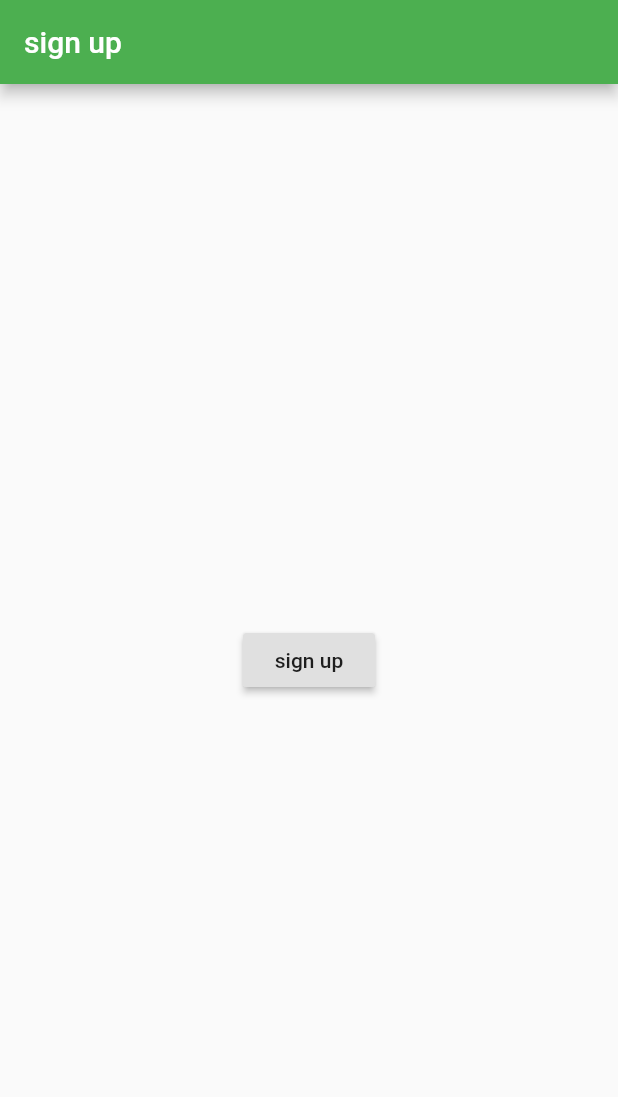
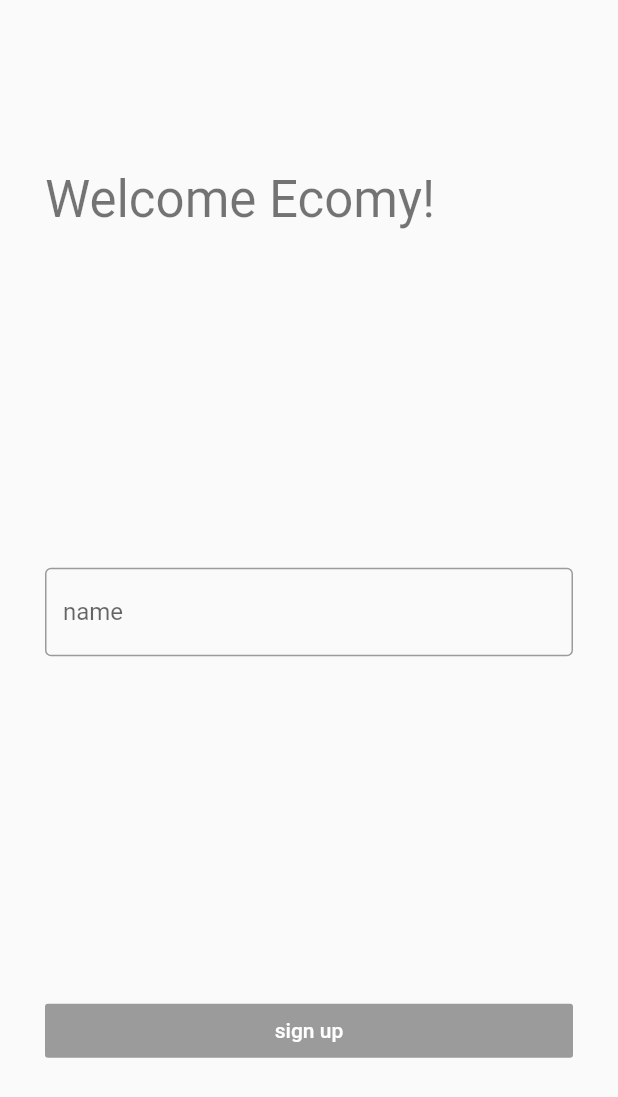
Before and after one commit to kmgk/flutter_hack_20, a Flutter app: the screen it shows after launch, on a phone screen of 412 x 824 dp. Shown: the top 1097 px of the screen. Run offline on Flutter 3.47's test engine with Material 2 defaults, Android fonts, the phone set to English and light mode, and no system bars; our stand-ins replace cloud_firestore, firebase_auth; accounts and stored records are empty.

Commit message:
signInPageの実装

```diff
--- a/lib/view/karma_timeline/karma_timeline_page.dart
+++ b/lib/view/karma_timeline/karma_timeline_page.dart
@@ -2,7 +2,6 @@ import 'package:flutter/material.dart';
 import 'package:flutter_hack20/common_widget/appbar.dart';
 import 'package:flutter_hack20/common_widget/post_card.dart';
 import 'package:flutter_hack20/model/karmaPost.dart';
-import 'package:flutter_hack20/model/user.dart';
 import 'package:provider/provider.dart';
 
 class KarmaTimelinePage extends StatelessWidget {
@@ -10,7 +9,10 @@ class KarmaTimelinePage extends StatelessWidget {
   @override
   Widget build(BuildContext context) {
     final List<KarmaPost> karmaPostList = Provider.of<List<KarmaPost>>(context);
-    final User user = Provider.of<User>(context);
+
+    if (karmaPostList == null || karmaPostList.isEmpty) {
+      return const Scaffold(body: Center(child: CircularProgressIndicator()));
+    }
 
     return Scaffold(
       appBar: commonAppBar('karma posts', color: Colors.red),
--- a/lib/view/sign_in/sign_in_page.dart
+++ b/lib/view/sign_in/sign_in_page.dart
@@ -1,21 +1,70 @@
 import 'package:flutter/material.dart';
 import 'package:flutter_hack20/sevice/firebase_auth_service.dart';
 
-class SignInPage extends StatelessWidget {
+class SignInPage extends StatefulWidget {
   const SignInPage();
   @override
+  _SignInPageState createState() => _SignInPageState();
+}
+
+class _SignInPageState extends State<SignInPage> {
+  final TextEditingController _controller = TextEditingController();
+  String _name = '';
+  bool _isLoading = false;
+
+  @override
+  void initState() {
+    super.initState();
+    _controller.addListener(() {});
+  }
+
+  @override
+  void dispose() {
+    _controller.dispose();
+    super.dispose();
+  }
+
+  @override
   Widget build(BuildContext context) {
+    if (_isLoading) {
+      return const Scaffold(body: Center(child: CircularProgressIndicator()));
+    }
     return Scaffold(
-      appBar: AppBar(
-        title: const Text('sign up'),
-      ),
-      body: Center(
-        child: RaisedButton(
-          child: const Text('sign up'),
-          onPressed: () async {
-            const String name = 'ここに名前が入る';
-            await FirebaseAuthService.instance.signInAnonymously(name);
-          },
+      body: Padding(
+        padding: const EdgeInsets.symmetric(horizontal: 30.0),
+        child: Column(
+          mainAxisAlignment: MainAxisAlignment.spaceAround,
+          crossAxisAlignment: CrossAxisAlignment.stretch,
+          children: <Widget>[
+            Text(
+              'Welcome Ecomy!',
+              style: Theme.of(context).textTheme.headline4,
+            ),
+            TextFormField(
+              controller: _controller,
+              onChanged: (String t) => setState(() => _name = t),
+              validator: (String t) => 'aaa',
+              decoration: const InputDecoration(
+                border: OutlineInputBorder(),
+                hintText: 'Enter your name',
+                labelText: 'name',
+              ),
+            ),
+            RaisedButton(
+              child: const Text(
+                'sign up',
+                style: TextStyle(color: Colors.white),
+              ),
+              color: Colors.green,
+              onPressed: _name == null || _name == ''
+                  ? null
+                  : () async {
+                      setState(() => _isLoading = true);
+                      await FirebaseAuthService.instance
+                          .signInAnonymously(_name);
+                    },
+            ),
+          ],
         ),
       ),
     );
```
Also changed, not shown: lib/common_widget/appbar.dart (+10 -0 lines), lib/view/eco_timeline/eco_timeline_page.dart (+5 -2 lines).
